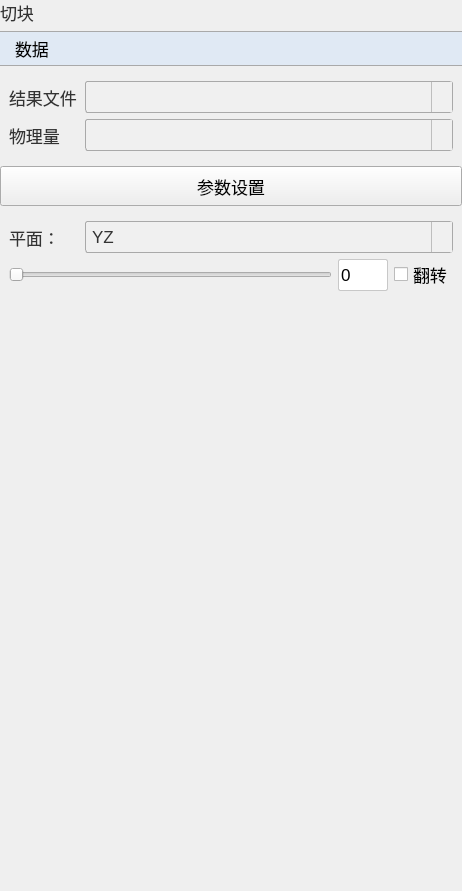
This is plugins/Base_PostProcessing/BlockSettingsWidget.ui in asd977/base_cae as Qt 5 draws it before an edit. The edited form follows.
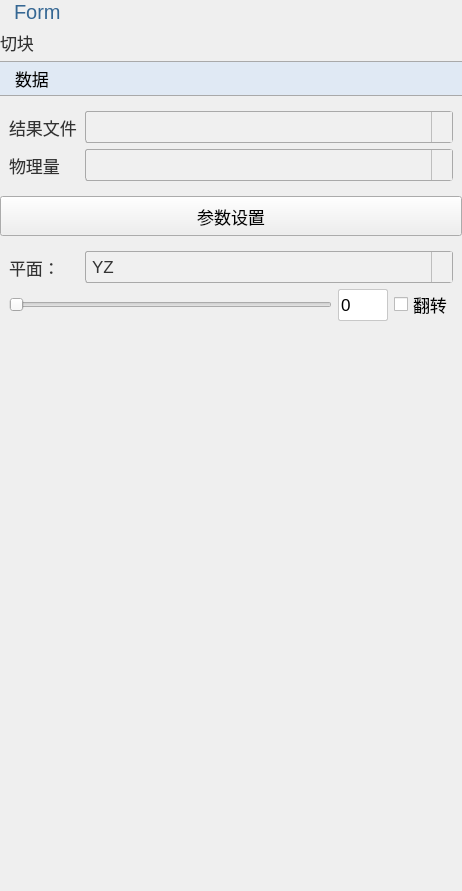
This is the edited form. Icons and pictures are not drawn.

Diff of the .ui file:
```diff
--- a/plugins/Base_PostProcessing/BlockSettingsWidget.ui
+++ b/plugins/Base_PostProcessing/BlockSettingsWidget.ui
@@ -124,6 +124,13 @@
    <property name="bottomMargin">
     <number>0</number>
    </property>
+   <item>
+    <widget class="QLabel" name="pageNameLabel">
+     <property name="text">
+      <string>Form</string>
+     </property>
+    </widget>
+   </item>
    <item>
     <widget class="QLabel" name="label">
      <property name="sizePolicy">
```
